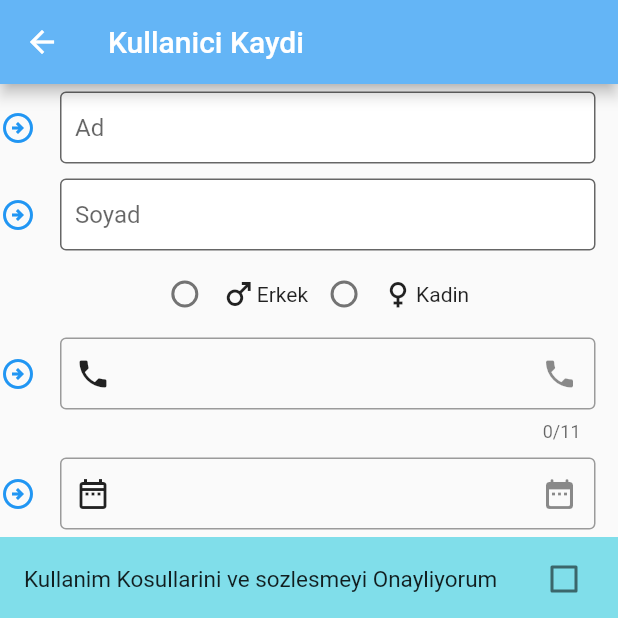
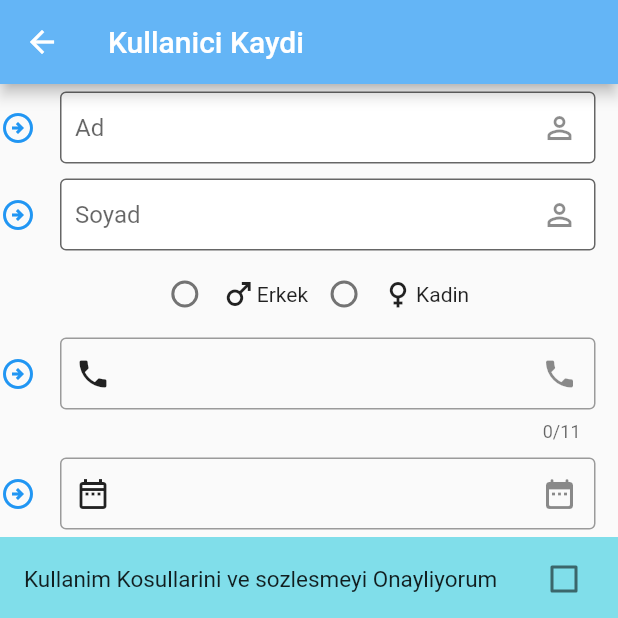
Before and after one commit to tahaturan/yazilim_proje_yonetimi_nakliyecim, a Flutter app: the UserRegister screen opened directly, on a phone screen of 412 x 824 dp, the top half of it. Run offline on Flutter 3.47's test engine with Material 2 defaults, Android fonts, the phone set to English and light mode, and no system bars; network calls fail.

Commit message:
giris eklerani duzenlendi

```diff
--- a/lib/widgets/text_filled.dart
+++ b/lib/widgets/text_filled.dart
@@ -16,6 +16,7 @@ class TextFilled extends StatelessWidget {
           hintText: yazi,
           filled: true,
           fillColor: Colors.white,
+          suffixIcon: const Icon(Icons.perm_identity_outlined),
           icon: const Icon(
             Icons.arrow_circle_right_outlined,
             color: Colors.blue,
```
